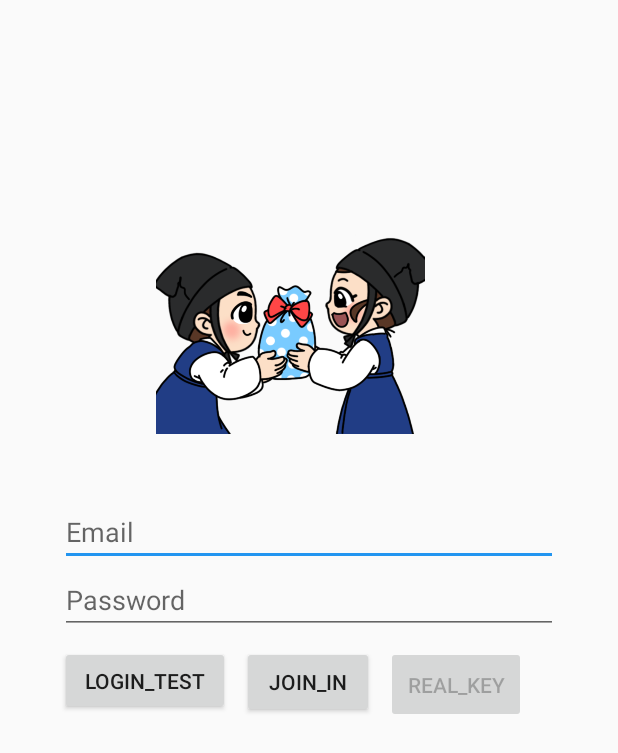
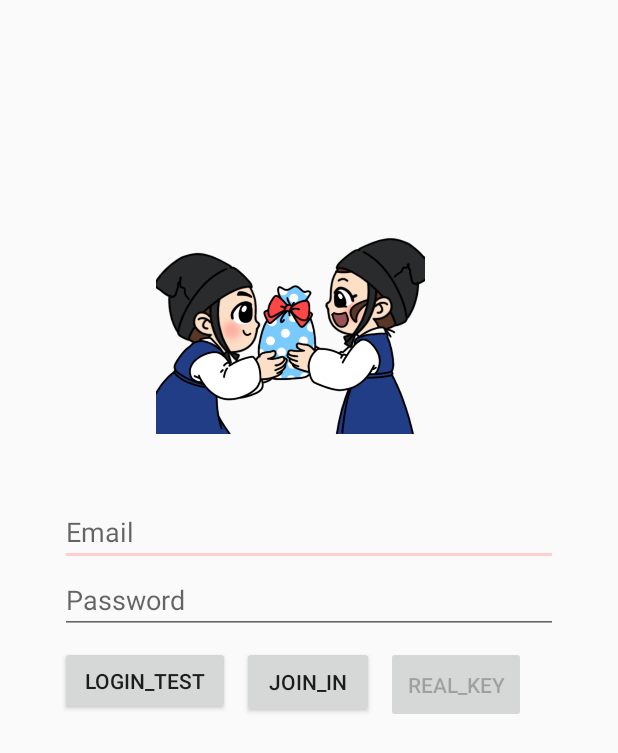
Before and after one commit to seo05048/MyApplication2, an Android app: the screen it shows after launch (LoginActivity), on a phone screen of 412 x 824 dp. Shown: the top 753 px of the screen. Run offline under Robolectric (Android 15) with nearby library versions, the phone set to English and light mode, and no system bars; 3 statements that could not run were skipped.

Commit message:
테마색변경

```diff
--- a/app/src/main/res/values/colors.xml
+++ b/app/src/main/res/values/colors.xml
@@ -1,6 +1,6 @@
 <?xml version="1.0" encoding="utf-8"?>
 <resources>
-    <color name="colorPrimary">#99D1E5</color>
-    <color name="colorPrimaryDark">#1F659D</color>
-    <color name="colorAccent">#2295F0</color>
+    <color name="colorPrimary">#EF9A9A</color>
+    <color name="colorPrimaryDark">#E57373</color>
+    <color name="colorAccent">#FFCDD2</color>
 </resources>
```
